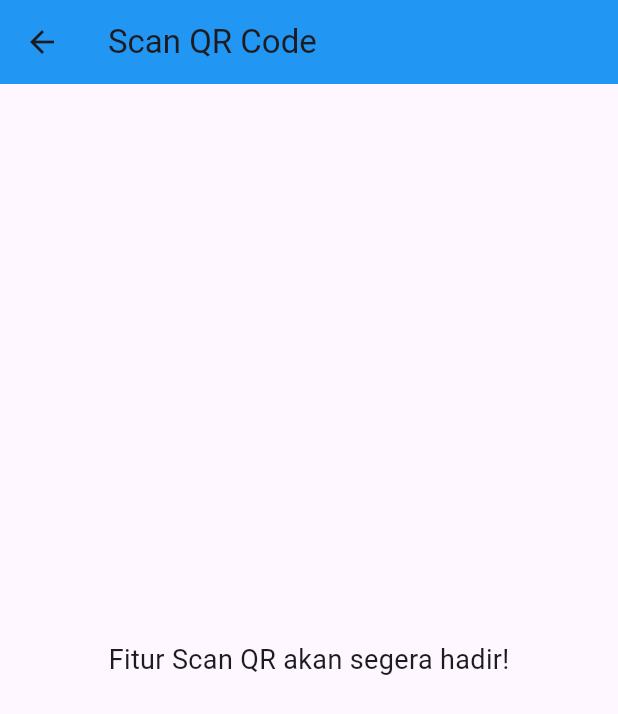
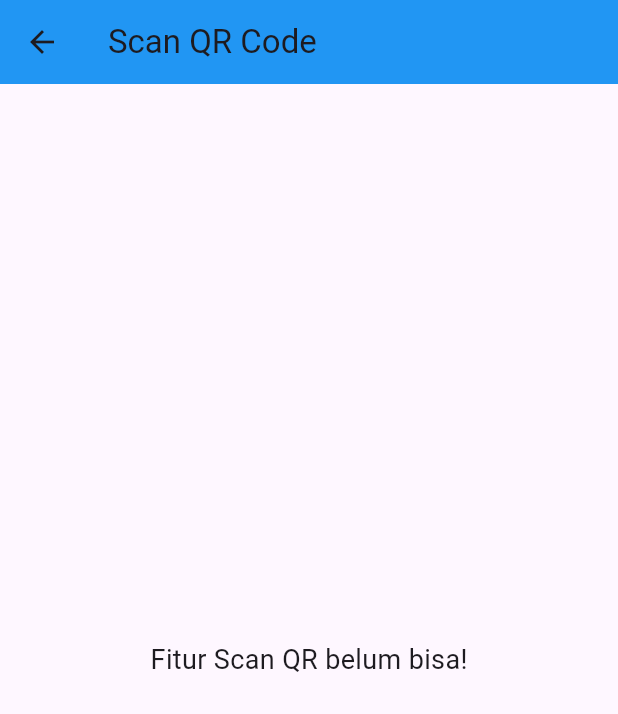
Before and after one commit to jinggavenatha/ibundiksha, a Flutter app: the ScanQRPage screen opened directly, on a phone screen of 412 x 824 dp. Shown: the top 714 px of the screen. Run offline on Flutter 3.47's test engine with Material 3 defaults, Android fonts, the phone set to English and light mode, and no system bars.

```diff
--- a/lib/scan_qr_page.dart
+++ b/lib/scan_qr_page.dart
@@ -10,7 +10,7 @@ class ScanQRPage extends StatelessWidget {
       ),
       body: Center(
         child: Text(
-          "Fitur Scan QR akan segera hadir!",
+          "Fitur Scan QR belum bisa!",
           style: TextStyle(fontSize: 18),
         ),
       ),
```
